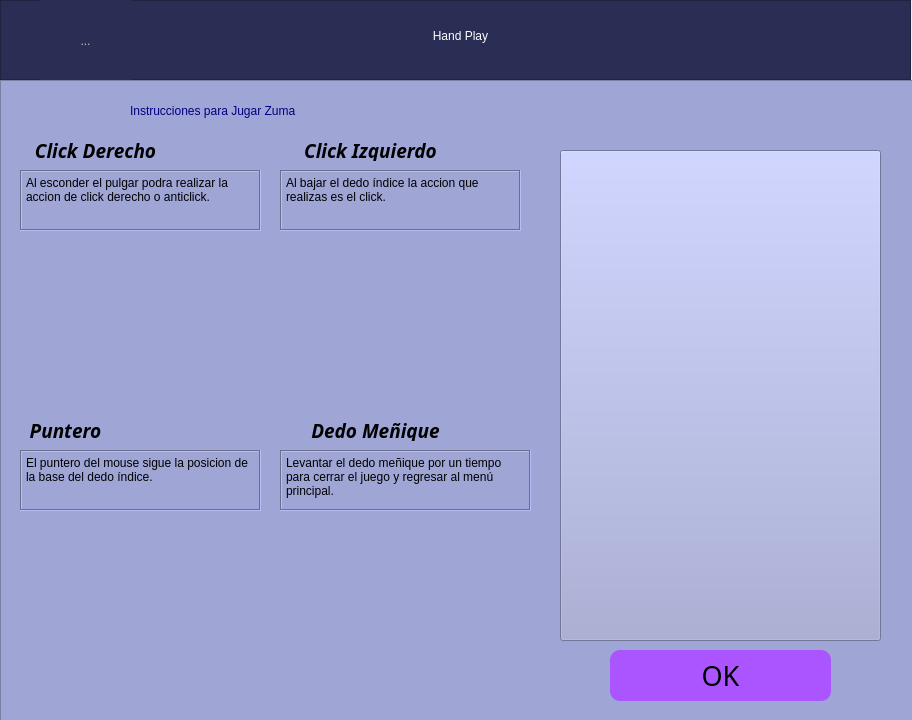
Old version of the form GUI/IZuma.ui in the repository Rainherz/Hand-Play.
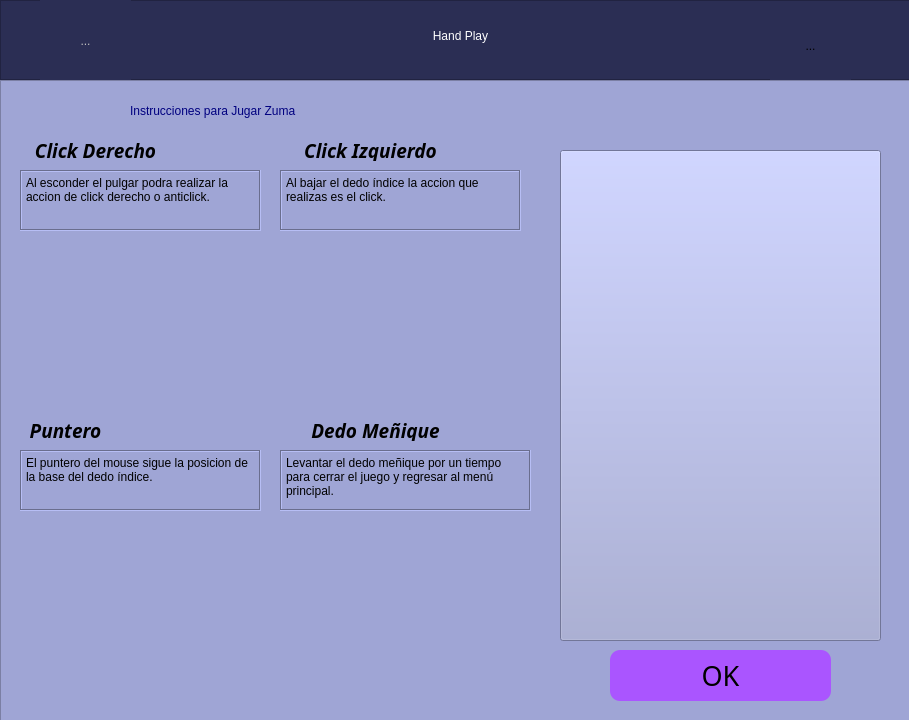
New version of the form. Icons and pictures are not drawn.

```diff
--- a/GUI/IZuma.ui
+++ b/GUI/IZuma.ui
@@ -6,7 +6,7 @@
    <rect>
     <x>0</x>
     <y>0</y>
-    <width>912</width>
+    <width>909</width>
     <height>720</height>
    </rect>
   </property>
@@ -91,6 +91,44 @@
       <bool>true</bool>
      </property>
     </widget>
+    <widget class="QToolButton" name="returned">
+     <property name="enabled">
+      <bool>true</bool>
+     </property>
+     <property name="geometry">
+      <rect>
+       <x>770</x>
+       <y>10</y>
+       <width>81</width>
+       <height>71</height>
+      </rect>
+     </property>
+     <property name="font">
+      <font>
+       <stylestrategy>PreferDefault</stylestrategy>
+       <kerning>true</kerning>
+      </font>
+     </property>
+     <property name="layoutDirection">
+      <enum>Qt::LeftToRight</enum>
+     </property>
+     <property name="text">
+      <string>...</string>
+     </property>
+     <property name="icon">
+      <iconset>
+       <normaloff>../img/flecha.png</normaloff>../img/flecha.png</iconset>
+     </property>
+     <property name="iconSize">
+      <size>
+       <width>160</width>
+       <height>160</height>
+      </size>
+     </property>
+     <property name="autoRaise">
+      <bool>true</bool>
+     </property>
+    </widget>
    </widget>
    <widget class="QFrame" name="Videojuegos">
     <property name="geometry">
```
